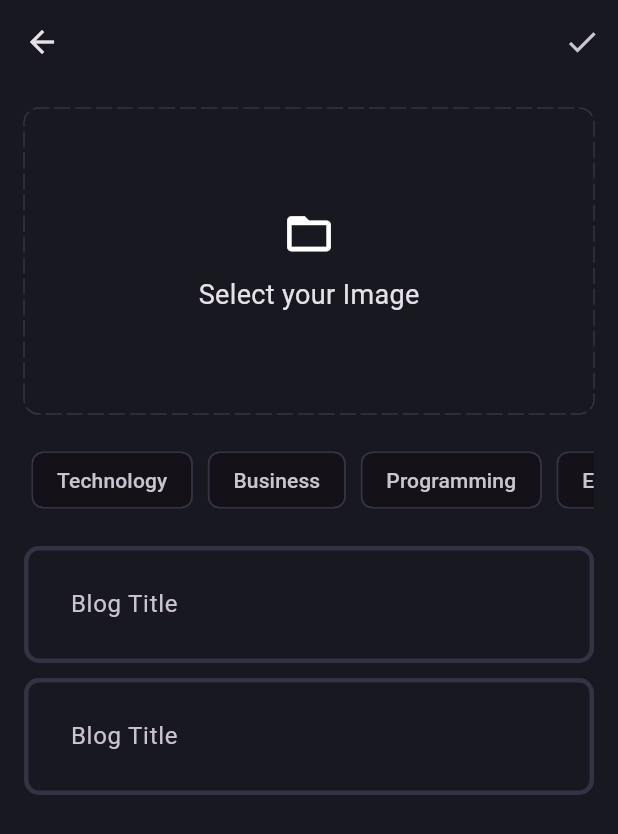
After one commit to Ajinkya998/blog_app, a Flutter app: the AddNewBlogPage screen opened directly, after a tap on "Select your Image", on a phone screen of 412 x 824 dp. The commit adds this screen. Shown: the top 834 px of the screen. Run offline on Flutter 3.47's test engine with Material 3 defaults, Android fonts, the phone set to English and light mode, and no system bars; drawn by our look-alikes of dotted_border; our stand-ins replace flutter_bloc, fpdart, get_it, image_picker, supabase_flutter; accounts and stored records are empty.

Commit message:
Added Blog Page, Add Blog page and Pick Image

```diff
--- a/lib/core/common/widgets/loader.dart
+++ b/lib/core/common/widgets/loader.dart
@@ -6,7 +6,7 @@ class Loader extends StatelessWidget {
   @override
   Widget build(BuildContext context) {
     return const Center(
-      child: CircularProgressIndicator(),
+      child: CircularProgressIndicator(color: Colors.white),
     );
   }
 }
--- a/lib/core/theme/theme.dart
+++ b/lib/core/theme/theme.dart
@@ -14,6 +14,10 @@ class AppTheme {
       backgroundColor: AppPallete.backgroundColor,
     ),
     scaffoldBackgroundColor: AppPallete.backgroundColor,
+    chipTheme: const ChipThemeData(
+      backgroundColor: AppPallete.backgroundColor,
+      side: BorderSide.none,
+    ),
     inputDecorationTheme: InputDecorationTheme(
       contentPadding: const EdgeInsets.all(27),
       enabledBorder: _border(),
--- /dev/null
+++ b/lib/core/utils/pick_image.dart
@@ -0,0 +1,16 @@
+import 'dart:io';
+
+import 'package:image_picker/image_picker.dart';
+
+Future<File?> pickImage() async {
+  try {
+    final pickedImage =
+        await ImagePicker().pickImage(source: ImageSource.gallery);
+    if (pickedImage != null) {
+      return File(pickedImage.path);
+    }
+    return null;
+  } catch (e) {
+    return null;
+  }
+}
--- a/lib/features/auth/presentation/bloc/auth_bloc.dart
+++ b/lib/features/auth/presentation/bloc/auth_bloc.dart
@@ -24,8 +24,9 @@ class AuthBloc extends Bloc<AuthEvent, AuthState> {
         _currentUser = currentUser,
         _appUserCubit = appUserCubit,
         super(AuthInitial()) {
+    on<AuthEvent>((_, emit) => emit(AuthLoading()));
+
     on<AuthSignUp>((event, emit) async {
-      emit(AuthLoading());
       final res = await _userSignUp(
         UserSignUpParams(
           name: event.name,
@@ -41,7 +42,6 @@ class AuthBloc extends Bloc<AuthEvent, AuthState> {
     });
 
     on<AuthSignIn>((event, emit) async {
-      emit(AuthLoading());
       final res = await _userSignIn(
         UserSignInParams(
           email: event.email,
--- /dev/null
+++ b/lib/features/blog/presentation/pages/add_new_blog_page.dart
@@ -0,0 +1,162 @@
+import 'dart:io';
+
+import 'package:blog_app/core/theme/app_pallette.dart';
+import 'package:blog_app/core/utils/pick_image.dart';
+import 'package:blog_app/features/blog/presentation/widgets/blog_editor.dart';
+import 'package:dotted_border/dotted_border.dart';
+import 'package:flutter/material.dart';
+
+class AddNewBlogPage extends StatefulWidget {
+  const AddNewBlogPage({super.key});
+
+  @override
+  State<AddNewBlogPage> createState() => _AddNewBlogPageState();
+}
+
+class _AddNewBlogPageState extends State<AddNewBlogPage> {
+  final TextEditingController _blogTitleController = TextEditingController();
+  final TextEditingController _blogContentController = TextEditingController();
+  List<String> selectedTopics = [];
+  File? selectedImage;
+  void imagePicker() async {
+    final pickedImage = await pickImage();
+    if (pickedImage != null) {
+      setState(() {
+        selectedImage = pickedImage;
+      });
+    }
+  }
+
+  @override
+  void dispose() {
+    _blogTitleController.dispose();
+    _blogContentController.dispose();
+    super.dispose();
+  }
+
+  @override
+  Widget build(BuildContext context) {
+    return Scaffold(
+      appBar: AppBar(
+        actions: [IconButton(onPressed: () {}, icon: const Icon(Icons.done))],
+      ),
+      body: SingleChildScrollView(
+        child: Padding(
+          padding: const EdgeInsets.all(16.0),
+          child: Column(
+            children: [
+              selectedImage != null
+                  ? Stack(
+                      children: [
+                        GestureDetector(
+                          onTap: () {
+                            imagePicker();
+                          },
+                          child: ClipRRect(
+                            borderRadius: BorderRadius.circular(10),
+                            child: SizedBox(
+                              height: 200,
+                              width: double.infinity,
+                              child:
+                                  Image.file(selectedImage!, fit: BoxFit.cover),
+                            ),
+                          ),
+                        ),
+                        Positioned(
+                          right: 4,
+                          child: Container(
+                            decoration: BoxDecoration(
+                              color: AppPallete.backgroundColor,
+                              borderRadius: BorderRadius.circular(20),
+                            ),
+                            child: IconButton(
+                              onPressed: () {
+                                setState(() {
+                                  selectedImage = null;
+                                });
+                              },
+                              icon: const Icon(Icons.close),
+                            ),
+                          ),
+                        ),
+                      ],
+                    )
+                  : GestureDetector(
+                      onTap: () {
+                        imagePicker();
+                      },
+                      child: DottedBorder(
+                        color: AppPallete.borderColor,
+                        dashPattern: const [10, 4],
+                        radius: const Radius.circular(10),
+                        borderType: BorderType.RRect,
+                        strokeCap: StrokeCap.round,
+                        child: const SizedBox(
+                          height: 200,
+                          width: double.infinity,
+                          child: Column(
+                            mainAxisAlignment: MainAxisAlignment.center,
+                            children: [
+                              Icon(Icons.folder_open_outlined, size: 35),
+                              SizedBox(height: 10),
+                              Text(
+                                "Select your Image",
+                                style: TextStyle(fontSize: 18),
+                              ),
+                            ],
+                          ),
+                        ),
+                      ),
+                    ),
+              const SizedBox(height: 20),
+              SingleChildScrollView(
+                scrollDirection: Axis.horizontal,
+                child: Row(
+                  children: [
+                    "Technology",
+                    "Business",
+                    "Programming",
+                    "Entertainment"
+                  ]
+                      .map(
+                        (e) => Padding(
+                          padding: const EdgeInsets.symmetric(horizontal: 5),
+                          child: GestureDetector(
+                            onTap: () {
+                              if (selectedTopics.contains(e)) {
+                                selectedTopics.remove(e);
+                              } else {
+                                selectedTopics.add(e);
+                              }
+                              setState(() {});
+                            },
+                            child: Chip(
+                              label: Text(e),
+                              color: WidgetStatePropertyAll(
+                                  selectedTopics.contains(e)
+                                      ? AppPallete.gradient1
+                                      : null),
+                              side: selectedTopics.contains(e)
+                                  ? null
+                                  : const BorderSide(
+                                      color: AppPallete.borderColor),
+                            ),
+                          ),
+                        ),
+                      )
+                      .toList(),
+                ),
+              ),
+              const SizedBox(height: 20),
+              BlogEditor(
+                  controller: _blogTitleController, hintText: "Blog Title"),
+              const SizedBox(height: 10),
+              BlogEditor(
+                  controller: _blogContentController, hintText: "Blog Title"),
+            ],
+          ),
+        ),
+      ),
+    );
+  }
+}
--- /dev/null
+++ b/lib/features/blog/presentation/pages/blog_page.dart
@@ -0,0 +1,30 @@
+import 'package:blog_app/features/blog/presentation/pages/add_new_blog_page.dart';
+import 'package:flutter/cupertino.dart';
+import 'package:flutter/material.dart';
+
+class BlogPage extends StatelessWidget {
+  const BlogPage({super.key});
+
+  @override
+  Widget build(BuildContext context) {
+    return Scaffold(
+      appBar: AppBar(
+        centerTitle: true,
+        title: const Text('Blog Page'),
+        actions: [
+          IconButton(
+            onPressed: () {
+              Navigator.push(
+                context,
+                MaterialPageRoute(
+                  builder: (context) => const AddNewBlogPage(),
+                ),
+              );
+            },
+            icon: const Icon(CupertinoIcons.add_circled),
+          ),
+        ],
+      ),
+    );
+  }
+}
--- /dev/null
+++ b/lib/features/blog/presentation/widgets/blog_editor.dart
@@ -0,0 +1,19 @@
+import 'package:flutter/material.dart';
+
+class BlogEditor extends StatelessWidget {
+  final TextEditingController controller;
+  final String hintText;
+  const BlogEditor(
+      {super.key, required this.controller, required this.hintText});
+
+  @override
+  Widget build(BuildContext context) {
+    return TextFormField(
+      controller: controller,
+      decoration: InputDecoration(
+        hintText: hintText,
+      ),
+      maxLines: null,
+    );
+  }
+}
--- a/lib/main.dart
+++ b/lib/main.dart
@@ -2,6 +2,7 @@ import 'package:blog_app/core/common/cubits/app_user/app_user_cubit.dart';
 import 'package:blog_app/core/theme/theme.dart';
 import 'package:blog_app/features/auth/presentation/bloc/auth_bloc.dart';
 import 'package:blog_app/features/auth/presentation/pages/sign_in.dart';
+import 'package:blog_app/features/blog/presentation/pages/blog_page.dart';
 import 'package:blog_app/init_dependencies.dart';
 import 'package:flutter/material.dart';
 import 'package:flutter_bloc/flutter_bloc.dart';
@@ -48,11 +49,7 @@ class _MyAppState extends State<MyApp> {
         },
         builder: (context, isLoggedIn) {
           if (isLoggedIn) {
-            return const Scaffold(
-              body: Center(
-                child: Text('Welcome to the Blog App!'),
-              ),
-            );
+            return const BlogPage();
           } else {
             return const SignInPage();
           }
--- a/pubspec.yaml
+++ b/pubspec.yaml
@@ -39,6 +39,8 @@ dependencies:
   supabase_flutter: ^2.9.0
   flutter_bloc: ^9.1.1
   get_it: ^8.0.3
+  dotted_border: ^2.1.0
+  image_picker: ^1.1.2
 
 dev_dependencies:
   flutter_test:
```
Also changed, not shown: pubspec.lock, 5 other files.
